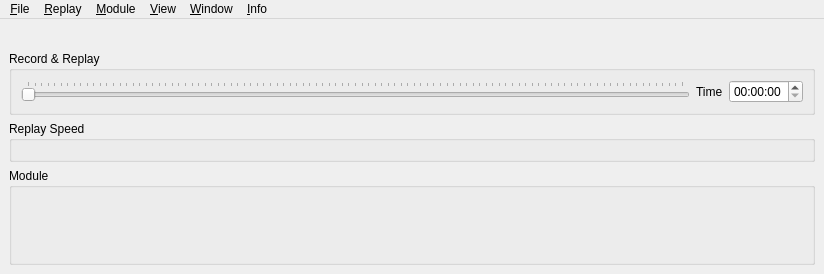
This is src/UserInterface/src/MainWindow.ui in till213/SkyDolly as Qt 5 draws it before an edit. The edited form follows.
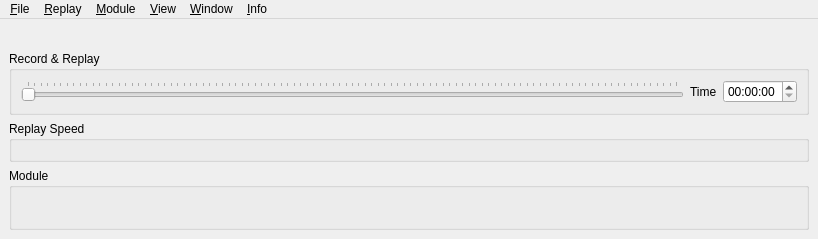
This is the edited form. Icons and pictures are not drawn.

Patch:
```diff
--- a/src/UserInterface/src/MainWindow.ui
+++ b/src/UserInterface/src/MainWindow.ui
@@ -6,8 +6,8 @@
    <rect>
     <x>0</x>
     <y>0</y>
-    <width>824</width>
-    <height>274</height>
+    <width>818</width>
+    <height>239</height>
    </rect>
   </property>
   <property name="sizePolicy">
@@ -178,8 +178,8 @@
     <rect>
      <x>0</x>
      <y>0</y>
-     <width>824</width>
-     <height>22</height>
+     <width>818</width>
+     <height>21</height>
     </rect>
    </property>
    <widget class="QMenu" name="fileMenu">
```
Left out of the diff: 3 changed lines with no effect on the pictures.
